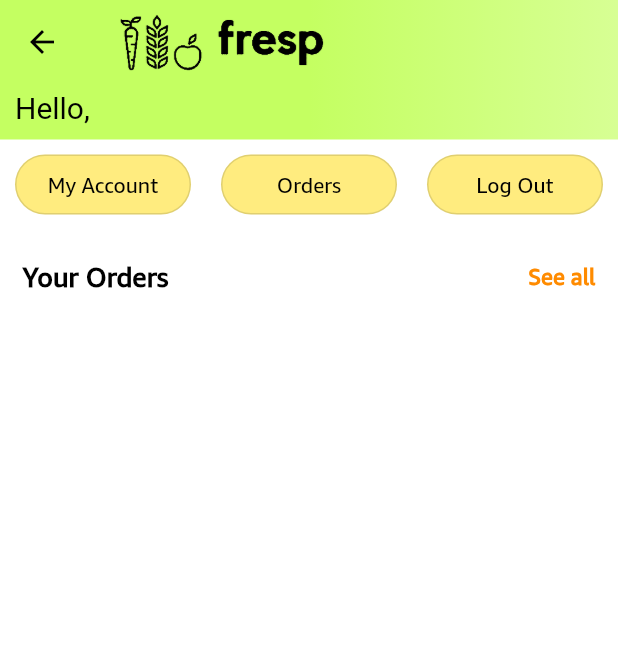
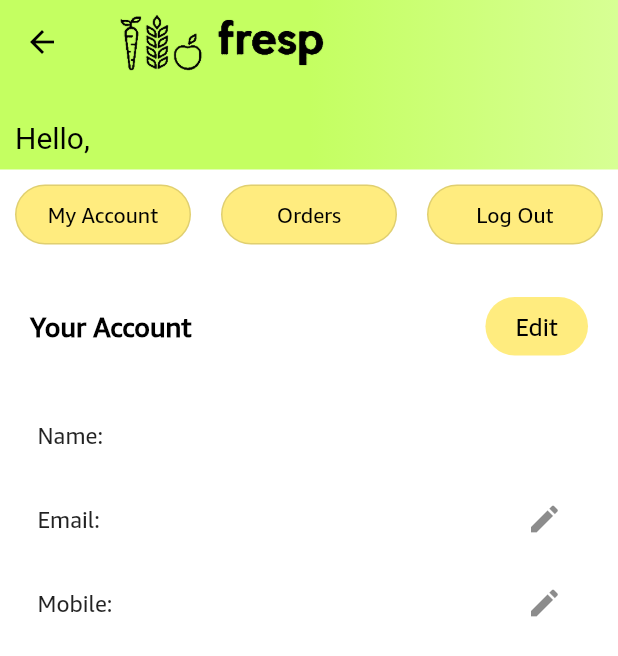
Before and after one commit to ZVASQUAD-LLP/Fresp, a Flutter app: the UserScreen screen opened directly, on a phone screen of 412 x 824 dp. Shown: the top 656 px of the screen. Run offline on Flutter 3.47's test engine with Material 2 defaults, Android fonts, the phone set to English and light mode, and no system bars; our stand-ins replace awesome_snackbar_content, badges, card_swiper, carousel_slider, dotted_border, dotted_line and 5 more; missing offline and left inert: cloudinary_public, dart:ffi, razorpay_flutter; accounts and stored records are empty; network calls fail.

Commit message:
User details added

```diff
--- a/lib/features/cart/screen/cart_screen.dart
+++ b/lib/features/cart/screen/cart_screen.dart
@@ -87,7 +87,7 @@ class _CartScreenState extends State<CartScreen> {
   //           children: [
   //             FittedBox(
   //               child: TextWidget(
-  //                 text: 'Total Rs.500',
+  //                 text: ' Rs.500',
   //                 color: Colors.black,
   //                 textSize: 20,
   //                 isTitle: true,
--- a/lib/features/order/widgets/custom_text_widget.dart
+++ b/lib/features/order/widgets/custom_text_widget.dart
@@ -16,10 +16,12 @@ class CustomTextWidget extends StatelessWidget {
     final productCart = context.watch<UserDetailProvider>().user.cart[index];
     final product = Product.fromMap(productCart['product']);
     final quantity = productCart['quantity'];
-    return Center(
+    return Container(
+      padding: EdgeInsets.all(5.0),
       child: Text(
-        '${product.name} x ${quantity}',
+        '${quantity} x ${product.name}',
         style: TextStyle(fontSize: 15),
+        textAlign: TextAlign.left,
       ),
     );
   }
--- a/lib/features/user/screen/user_screen.dart
+++ b/lib/features/user/screen/user_screen.dart
@@ -2,6 +2,7 @@ import 'package:flutter/material.dart';
 import 'package:flutter_feather_icons/flutter_feather_icons.dart';
 import 'package:flutter_iconly/flutter_iconly.dart';
 import 'package:fresp/constants/global_variables.dart';
+import 'package:fresp/features/user/widgets/account_details.dart';
 import 'package:fresp/features/user/widgets/accout_button.dart';
 import 'package:fresp/features/user/widgets/below_appbar.dart';
 import 'package:fresp/features/user/widgets/orders.dart';
@@ -15,7 +16,7 @@ class UserScreen extends StatelessWidget {
   Widget build(BuildContext context) {
     return Scaffold(
       appBar: PreferredSize(
-        preferredSize: const Size.fromHeight(60),
+        preferredSize: const Size.fromHeight(80),
         child: AppBar(
           flexibleSpace: Container(
             decoration: BoxDecoration(gradient: GlobalVariables.appBarGradient),
@@ -47,7 +48,7 @@ class UserScreen extends StatelessWidget {
           SizedBox(
             height: 20,
           ),
-          Orders(),
+          AccountDetails(),
         ],
       ),
     );
--- /dev/null
+++ b/lib/features/user/widgets/account_details.dart
@@ -0,0 +1,101 @@
+import 'package:flutter/material.dart';
+import 'package:fresp/common/widgets/custom_button.dart';
+import 'package:fresp/constants/global_variables.dart';
+import 'package:fresp/features/user/widgets/single_product.dart';
+import 'package:fresp/providers/user_detail_provider.dart';
+import 'package:fresp/common/widgets/text_widget.dart';
+import 'package:provider/provider.dart';
+
+class AccountDetails extends StatefulWidget {
+  const AccountDetails({Key? key}) : super(key: key);
+
+  @override
+  State<AccountDetails> createState() => _AccountDetails();
+}
+
+class _AccountDetails extends State<AccountDetails> {
+  @override
+  Widget build(BuildContext context) {
+    final user = Provider.of<UserDetailProvider>(context).user;
+    return Column(
+      children: [
+        Row(
+          mainAxisAlignment: MainAxisAlignment.spaceAround,
+          children: [
+            Container(
+              padding: const EdgeInsets.only(left: 20),
+              child: const Text(
+                'Your Account',
+                style: TextStyle(
+                  fontSize: 18,
+                  color: Colors.black,
+                  fontWeight: FontWeight.w600,
+                ),
+              ),
+            ),
+            const Spacer(),
+            Container(
+              padding: EdgeInsets.symmetric(horizontal: 20, vertical: 5),
+              child: Material(
+                  color: GlobalVariables.secondaryColorYellow.withOpacity(0.5),
+                  borderRadius: BorderRadius.circular(20),
+                  child: InkWell(
+                      borderRadius: BorderRadius.circular(20),
+                      // onTap: navigateToOrderScreen,
+                      //  user.address.isEmpty?navigateToAddress:OrderScreen()
+                      child: Padding(
+                        padding: const EdgeInsets.symmetric(
+                            horizontal: 20, vertical: 10),
+                        child: TextWidget(
+                          text: 'Edit',
+                          textSize: 16,
+                          color: Colors.black,
+                        ),
+                      ))),
+            )
+
+            // Container(
+            //   padding: const EdgeInsets.only(right: 15),
+            //   child: Text(
+            //     'See all',
+            //     style: TextStyle(
+            //       fontSize: 15,
+            //       color: GlobalVariables.secondaryColor,
+            //       fontWeight: FontWeight.w600,
+            //     ),
+            //   ),
+            // ),
+          ],
+        ),
+        // Container(
+        //   height: 300,
+        //   padding: const EdgeInsets.only(left: 10, top: 20, right: 0),
+        //   child: ListView.builder(
+        //       scrollDirection: Axis.horizontal,
+        //       itemCount: user.orderHistory.length,
+        //       itemBuilder: ((context, index) {
+        //         return SingleProduct(
+        //             orderId: user.orderHistory[index].toString());
+        //       })),
+        // ),
+        ListTile(
+          contentPadding: EdgeInsets.only(left: 25, right: 25, top: 20),
+          tileColor: GlobalVariables.backgroundColor,
+          title: Text('Name: ' + user.name, style: TextStyle(fontSize: 15)),
+          //trailing: IconButton(onPressed: () {}, icon: Icon(Icons.edit))
+        ),
+        ListTile(
+            contentPadding: EdgeInsets.only(left: 25, right: 25),
+            tileColor: GlobalVariables.backgroundColor,
+            title: Text('Email: ' + user.email, style: TextStyle(fontSize: 15)),
+            trailing: IconButton(onPressed: () {}, icon: Icon(Icons.edit))),
+        ListTile(
+            contentPadding: EdgeInsets.only(left: 25, right: 25),
+            tileColor: GlobalVariables.backgroundColor,
+            title:
+                Text('Mobile: ' + user.number, style: TextStyle(fontSize: 15)),
+            trailing: IconButton(onPressed: () {}, icon: Icon(Icons.edit))),
+      ],
+    );
+  }
+}
```
Also changed, not shown: lib/features/address/screen/add_address_screen.dart (added, +186 -0 lines), lib/features/order/widgets/orders_widget.dart (+40 -11 lines), lib/router.dart (+9 -3 lines), 32 other files.
